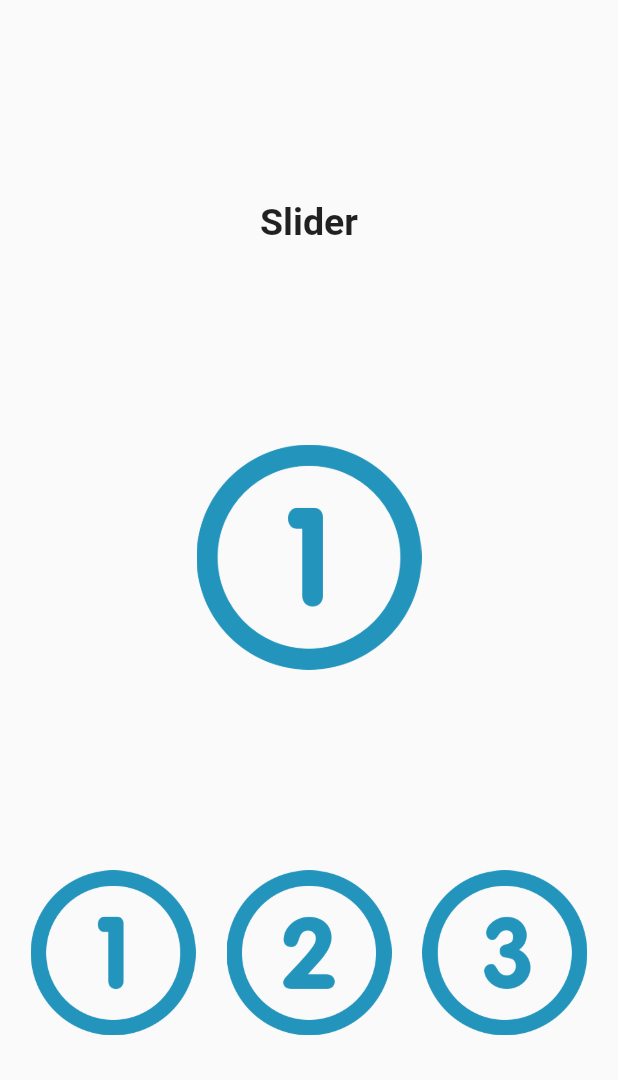
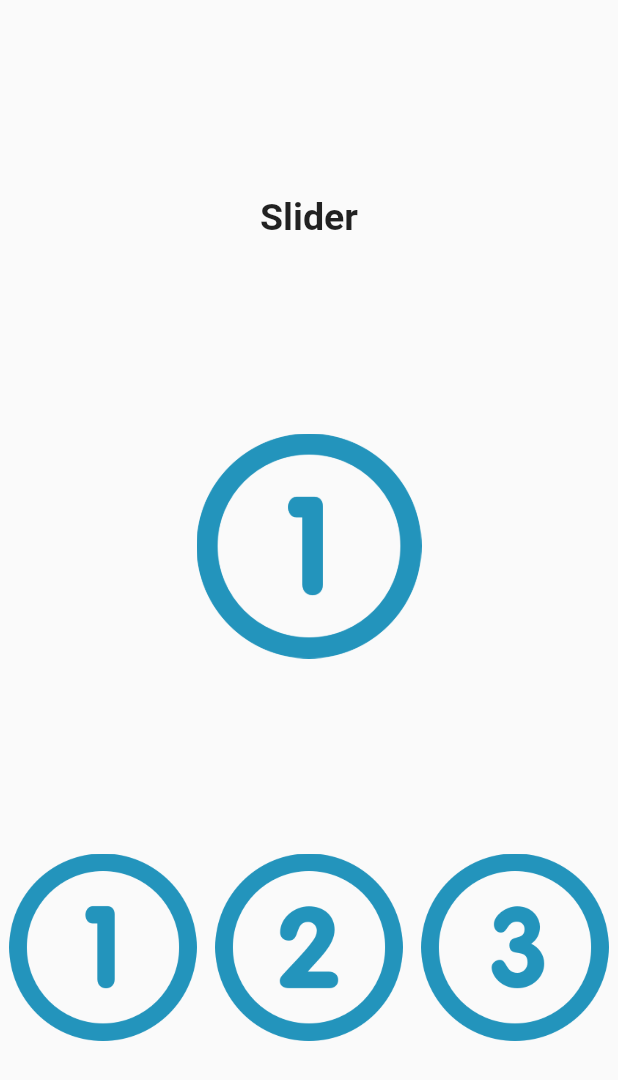
Before and after one commit to miran18-prog/wecodeassignments, a Flutter app: the screen it shows after launch, on a phone screen of 412 x 824 dp. Shown: the top 1080 px of the screen. Run offline on Flutter 3.47's test engine with Material 2 defaults, Android fonts, the phone set to English and light mode, and no system bars.

Commit message:
assignment 8 _Update : Expanded Widget added

```diff
--- a/lib/Page1.dart
+++ b/lib/Page1.dart
@@ -18,8 +18,8 @@ class _MyAppState extends State<MyApp> {
       hoverColor: Colors.transparent,
       child: Image.asset(
         'Assets/$image.png',
-        height: 110,
-        width: 110,
+        height: 125,
+        width: 125,
       ),
       onTap: () {
         setState(() {
@@ -49,9 +49,9 @@ class _MyAppState extends State<MyApp> {
             Row(
               mainAxisAlignment: MainAxisAlignment.spaceEvenly,
               children: [
-                changeImage("1"),
-                changeImage("2"),
-                changeImage("3"),
+                Expanded(child: changeImage("1")),
+                Expanded(child: changeImage("2")),
+                Expanded(child: changeImage("3")),
               ],
             )
           ]),
```
